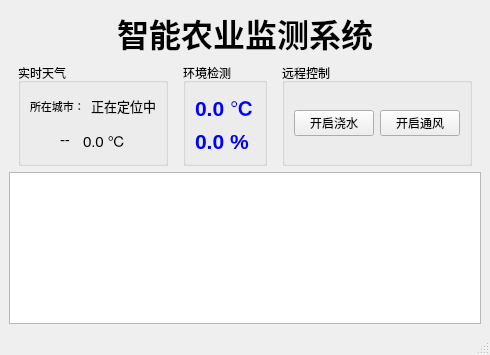
This is mainwindow.ui in Qq-help/Qt-big-Lab as Qt 5 draws it before an edit. The edited form follows.
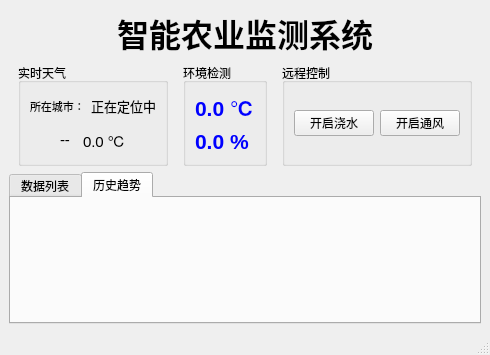
This is the edited form.

Commit message: feat: 在主界面集成图表组件，实现温度趋势实时显示

What changed in the file:
```diff
--- a/mainwindow.ui
+++ b/mainwindow.ui
@@ -264,7 +264,37 @@
      </layout>
     </item>
     <item>
-     <widget class="QTableView" name="tableView"/>
+     <widget class="QTabWidget" name="tabWidget">
+      <property name="currentIndex">
+       <number>1</number>
+      </property>
+      <widget class="QWidget" name="tab">
+       <attribute name="title">
+        <string>数据列表</string>
+       </attribute>
+       <layout class="QVBoxLayout" name="verticalLayout_3">
+        <item>
+         <widget class="QTableView" name="tableView"/>
+        </item>
+       </layout>
+      </widget>
+      <widget class="QWidget" name="tab_2">
+       <attribute name="title">
+        <string>历史趋势</string>
+       </attribute>
+       <widget class="QWidget" name="verticalLayoutWidget">
+        <property name="geometry">
+         <rect>
+          <x>140</x>
+          <y>40</y>
+          <width>160</width>
+          <height>80</height>
+         </rect>
+        </property>
+        <layout class="QVBoxLayout" name="chartLayout"/>
+       </widget>
+      </widget>
+     </widget>
     </item>
    </layout>
   </widget>
```
The commit also changes 2 other files.
